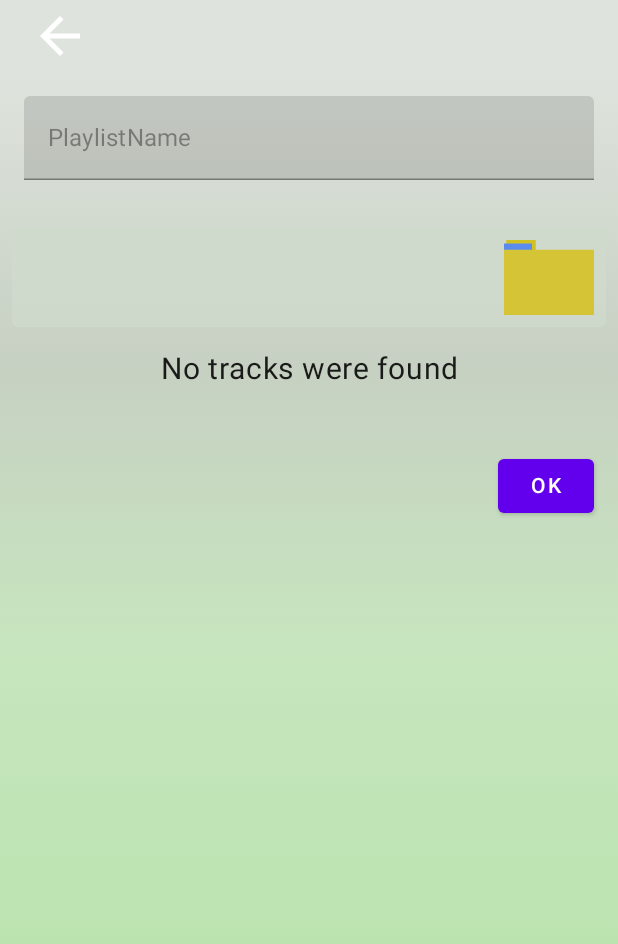
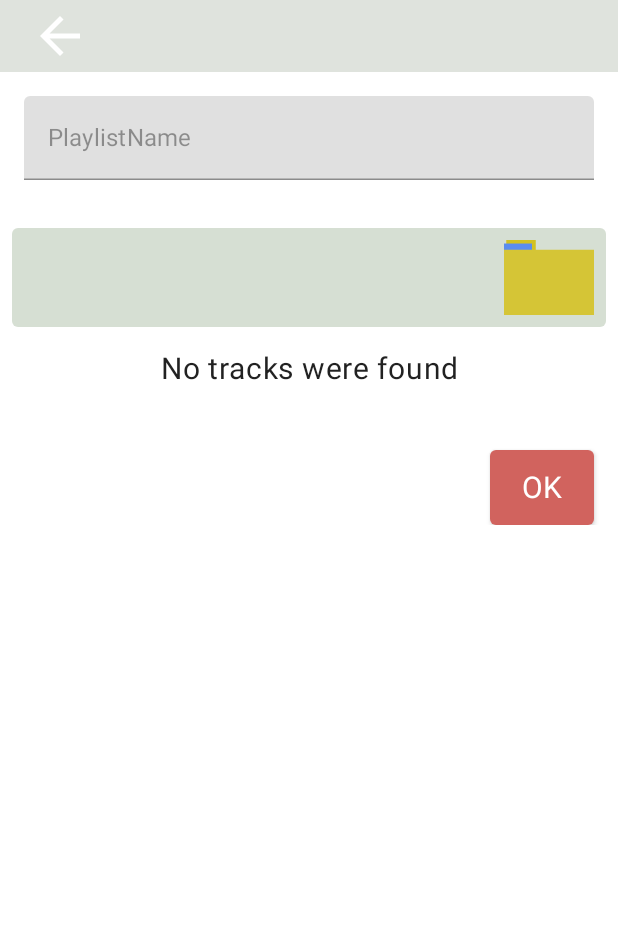
Before and after one commit to PavelB24/SimplePlayer, an Android app built with Jetpack Compose: the ScanScreen screen opened through its navigation route, after a tap on "Start scan", on a phone screen of 412 x 824 dp. Shown: the top 944 px of the screen. Run offline under Robolectric (Android 15) with nearby library versions, the phone set to English and light mode, and no system bars; our stand-ins replace Room's generated code, accompanist; libraries missing offline, so code that uses them is left out: me.jahnen.libaums; 1 statement that could not run was skipped.

Commit message:
Changed scan button style

```diff
--- a/app/src/main/java/com/barinov/simpleplayer/ui/AppUi.kt
+++ b/app/src/main/java/com/barinov/simpleplayer/ui/AppUi.kt
@@ -16,10 +16,12 @@ import androidx.compose.runtime.ProvidableCompositionLocal
 import androidx.compose.runtime.remember
 import androidx.compose.runtime.staticCompositionLocalOf
 import androidx.compose.ui.Modifier
+import androidx.compose.ui.tooling.preview.Preview
 import androidx.navigation.compose.rememberNavController
 import com.barinov.simpleplayer.ui.theme.primary_color
 import com.google.accompanist.systemuicontroller.rememberSystemUiController
 
+@Preview()
 @Composable
 fun PlayerTheme() {
     val provider = staticCompositionLocalOf<ScreenProvider> { error("NotProvided") }
--- a/app/src/main/java/com/barinov/simpleplayer/ui/screens/ScanScreen.kt
+++ b/app/src/main/java/com/barinov/simpleplayer/ui/screens/ScanScreen.kt
@@ -6,26 +6,46 @@ import androidx.compose.foundation.Image
 import androidx.compose.foundation.background
 import androidx.compose.foundation.clickable
 import androidx.compose.foundation.isSystemInDarkTheme
-import androidx.compose.foundation.layout.*
+import androidx.compose.foundation.layout.Arrangement
+import androidx.compose.foundation.layout.Box
+import androidx.compose.foundation.layout.Column
+import androidx.compose.foundation.layout.Row
+import androidx.compose.foundation.layout.Spacer
+import androidx.compose.foundation.layout.fillMaxSize
+import androidx.compose.foundation.layout.fillMaxWidth
+import androidx.compose.foundation.layout.height
+import androidx.compose.foundation.layout.heightIn
+import androidx.compose.foundation.layout.padding
+import androidx.compose.foundation.layout.width
 import androidx.compose.foundation.lazy.LazyColumn
 import androidx.compose.foundation.lazy.LazyListState
 import androidx.compose.foundation.lazy.items
 import androidx.compose.foundation.lazy.rememberLazyListState
 import androidx.compose.material.Button
+import androidx.compose.material.ButtonDefaults
 import androidx.compose.material.Card
 import androidx.compose.material.Checkbox
 import androidx.compose.material.CheckboxDefaults
 import androidx.compose.material.LinearProgressIndicator
 import androidx.compose.material.Text
 import androidx.compose.material.TextField
-import androidx.compose.runtime.*
+import androidx.compose.runtime.Composable
+import androidx.compose.runtime.LaunchedEffect
+import androidx.compose.runtime.MutableState
+import androidx.compose.runtime.State
+import androidx.compose.runtime.collectAsState
+import androidx.compose.runtime.mutableStateOf
+import androidx.compose.runtime.remember
 import androidx.compose.runtime.saveable.rememberSaveable
+import androidx.compose.runtime.toMutableStateList
 import androidx.compose.ui.Alignment
 import androidx.compose.ui.Modifier
 import androidx.compose.ui.graphics.Color
 import androidx.compose.ui.layout.ContentScale
 import androidx.compose.ui.res.painterResource
 import androidx.compose.ui.res.stringResource
+import androidx.compose.ui.text.TextStyle
+import androidx.compose.ui.text.font.FontWeight
 import androidx.compose.ui.text.style.TextAlign
 import androidx.compose.ui.text.style.TextOverflow
 import androidx.compose.ui.unit.dp
@@ -44,12 +64,12 @@ import com.barinov.simpleplayer.ui.Screen
 import com.barinov.simpleplayer.ui.ScreenProvider
 import com.barinov.simpleplayer.ui.components.TopBarBackButton
 import com.barinov.simpleplayer.ui.components.items.SimpleScannedItem
+import com.barinov.simpleplayer.ui.theme.action_color
 import com.barinov.simpleplayer.ui.theme.path_card_color
 import com.barinov.simpleplayer.ui.theme.pb_color
 import com.barinov.simpleplayer.ui.uiModels.SelectableSearchedItem
 import com.barinov.simpleplayer.ui.viewModels.ScanViewModel
 import org.koin.androidx.compose.getViewModel
-import kotlin.contracts.contract
 
 
 const val PATH_KEY = "path"
@@ -83,11 +103,13 @@ fun ScanScreen(
         )
     }
 
-    val events = viewModel.events.collectAsState(initial = FileWorker.FileWorkEvents.Idle).also { state->
+    val events =
+        viewModel.events.collectAsState(initial = FileWorker.FileWorkEvents.Idle).also { state ->
             when (state.value) {
                 is FileWorker.FileWorkEvents.OnCopyStarted -> {
                     sizeToCopy.value =
-                    (state.value as FileWorker.FileWorkEvents.OnCopyStarted).megaBytesToCopy ?: 0
+                        (state.value as FileWorker.FileWorkEvents.OnCopyStarted).megaBytesToCopy
+                            ?: 0
                 }
 
 //        is FileWorker.FileWorkEvents.OnBlockCopied -> {
@@ -106,7 +128,7 @@ fun ScanScreen(
 
     Box(
         modifier = Modifier
-            .background(colors.uiGradient!!)
+            .background(Color.White) //NPE
             .animateContentSize()
             .fillMaxSize()
     ) {
@@ -176,15 +198,11 @@ private fun ScanScreenButtonsBlock(
             .padding(end = 16.dp),
         horizontalArrangement = Arrangement.End
     ) {
-//                Button(
-//                    onClick = { dialogExtender.value = false },
-//                    enabled = getButtonAccessByState(events.value)
-//                ) {
-//                    Text(text = stringResource(id = android.R.string.cancel))
-//                }
+
         Spacer(modifier = Modifier.width(26.dp))
 
         Button(
+            colors = ButtonDefaults.buttonColors(backgroundColor = action_color),
             onClick = {
                 when (events.value) {
                     is FileWorker.FileWorkEvents.Error -> {}
@@ -204,13 +222,18 @@ private fun ScanScreenButtonsBlock(
             },
             enabled = getButtonAccessByState(events.value)
         ) {
-            if (events.value is FileWorker.FileWorkEvents.Idle) {
-                Text(text = stringResource(id = R.string.start_scan))
-            } else {
-                Text(text = stringResource(id = android.R.string.ok))
+            Text(
+                modifier = Modifier.padding(5.dp),
+                color = Color.White,
+                style = TextStyle(
+                    fontWeight = FontWeight.Normal,
+                    fontSize = 20.sp
+                ),
+                text = if (events.value is FileWorker.FileWorkEvents.Idle)
+                    stringResource(id = R.string.start_scan) else
+                    stringResource(id = android.R.string.ok)
+            )
         }
-        }
-
     }
 
 }
@@ -324,7 +347,7 @@ private fun SearchedTracksList(events: State<FileWorker.FileWorkEvents>) {
 
 @Composable
 private fun TracksTitle(events: State<FileWorker.FileWorkEvents>) {
-    AnimatedVisibility(visible = events.value is FileWorker.FileWorkEvents.OnSearchCompleted || events.value is FileWorker.FileWorkEvents.NoMusicFound ) {
+    AnimatedVisibility(visible = events.value is FileWorker.FileWorkEvents.OnSearchCompleted || events.value is FileWorker.FileWorkEvents.NoMusicFound) {
         Spacer(modifier = Modifier.height(16.dp))
         Text(
             modifier = Modifier
--- a/app/src/main/java/com/barinov/simpleplayer/ui/theme/Color.kt
+++ b/app/src/main/java/com/barinov/simpleplayer/ui/theme/Color.kt
@@ -13,3 +13,4 @@ val selectable_color = Color(0xE6E0E2)
 val Purple40 = Color(0xFF6650a4)
 val PurpleGrey40 = Color(0xFF625b71)
 val Pink40 = Color(0xFF7D5260)
+val action_color = Color(0xFFD1635E)
```
Lines whose indentation alone changed are shown as unchanged.
